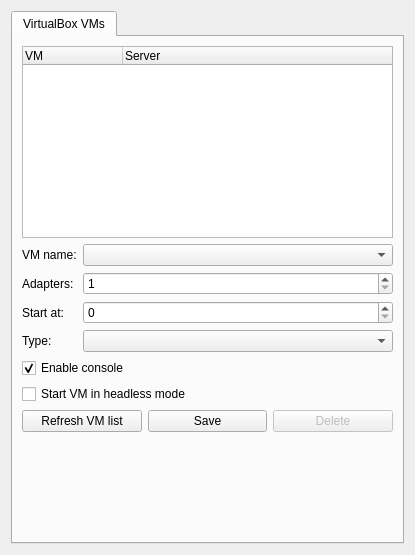
Before: the Qt Designer form gns3/modules/virtualbox/ui/virtualbox_vm_preferences_page.ui in GNS3/gns3-gui, drawn with Qt 5.
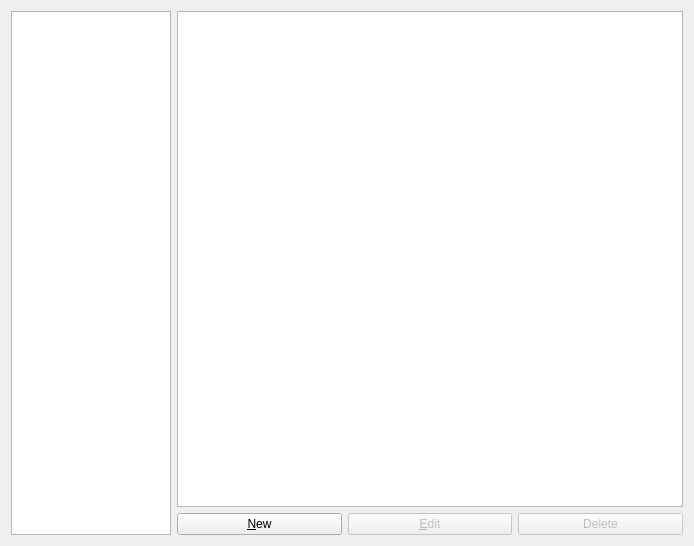
After: the same form once the commit is applied.

Commit message: New look for VirtualBox VMs preferences.

The edit to the form file:
```diff
--- a/gns3/modules/virtualbox/ui/virtualbox_vm_preferences_page.ui
+++ b/gns3/modules/virtualbox/ui/virtualbox_vm_preferences_page.ui
@@ -6,139 +6,30 @@
    <rect>
     <x>0</x>
     <y>0</y>
-    <width>415</width>
-    <height>555</height>
+    <width>694</width>
+    <height>546</height>
    </rect>
   </property>
   <property name="windowTitle">
    <string>VirtualBox VMs</string>
   </property>
-  <layout class="QVBoxLayout">
-   <item>
-    <widget class="QTabWidget" name="uiTabWidget">
-     <property name="enabled">
-      <bool>true</bool>
-     </property>
-     <property name="currentIndex">
-      <number>0</number>
-     </property>
-     <widget class="QWidget" name="uiVirtualBoxVMTabWidget">
-      <attribute name="title">
-       <string>VirtualBox VMs</string>
-      </attribute>
       <layout class="QGridLayout" name="gridLayout">
-       <item row="0" column="0" colspan="2">
-        <widget class="QTreeWidget" name="uiVirtualBoxVMsTreeWidget">
-         <column>
-          <property name="text">
-           <string>VM</string>
-          </property>
-         </column>
-         <column>
-          <property name="text">
-           <string>Server</string>
-          </property>
-         </column>
-        </widget>
-       </item>
-       <item row="1" column="0">
-        <widget class="QLabel" name="uiVMListLabel">
-         <property name="text">
-          <string>VM name:</string>
-         </property>
-        </widget>
-       </item>
        <item row="1" column="1">
-        <widget class="QComboBox" name="uiVMListComboBox">
-         <property name="sizePolicy">
-          <sizepolicy hsizetype="Expanding" vsizetype="Fixed">
-           <horstretch>0</horstretch>
-           <verstretch>0</verstretch>
-          </sizepolicy>
-         </property>
-        </widget>
-       </item>
-       <item row="2" column="0">
-        <widget class="QLabel" name="uiAdaptersLabel">
-         <property name="text">
-          <string>Adapters:</string>
-         </property>
-        </widget>
-       </item>
-       <item row="2" column="1">
-        <widget class="QSpinBox" name="uiAdaptersSpinBox">
-         <property name="minimum">
-          <number>1</number>
-         </property>
-         <property name="maximum">
-          <number>36</number>
-         </property>
-        </widget>
-       </item>
-       <item row="3" column="0">
-        <widget class="QLabel" name="uiAdapterStartIndexLabel">
-         <property name="text">
-          <string>Start at:</string>
-         </property>
-        </widget>
-       </item>
-       <item row="3" column="1">
-        <widget class="QSpinBox" name="uiAdapterStartIndexSpinBox">
-         <property name="minimum">
-          <number>0</number>
-         </property>
-         <property name="maximum">
-          <number>35</number>
-         </property>
-        </widget>
-       </item>
-       <item row="4" column="0">
-        <widget class="QLabel" name="label">
-         <property name="text">
-          <string>Type:</string>
-         </property>
-        </widget>
-       </item>
-       <item row="4" column="1">
-        <widget class="QComboBox" name="uiAdapterTypesComboBox">
-         <property name="sizePolicy">
-          <sizepolicy hsizetype="Expanding" vsizetype="Fixed">
-           <horstretch>0</horstretch>
-           <verstretch>0</verstretch>
-          </sizepolicy>
-         </property>
-        </widget>
-       </item>
-       <item row="5" column="0" colspan="2">
-        <widget class="QCheckBox" name="uiEnableConsoleCheckBox">
-         <property name="text">
-          <string>Enable console</string>
-         </property>
-         <property name="checked">
-          <bool>true</bool>
-         </property>
-        </widget>
-       </item>
-       <item row="6" column="0" colspan="2">
-        <widget class="QCheckBox" name="uiHeadlessModeCheckBox">
-         <property name="text">
-          <string>Start VM in headless mode</string>
-         </property>
-        </widget>
-       </item>
-       <item row="7" column="0" colspan="2">
         <layout class="QHBoxLayout" name="horizontalLayout_5">
          <item>
           <widget class="QPushButton" name="uiRefreshPushButton">
            <property name="text">
-            <string>Refresh VM list</string>
+        <string>&amp;New</string>
            </property>
           </widget>
          </item>
          <item>
-          <widget class="QPushButton" name="uiSaveVirtualBoxVMPushButton">
+      <widget class="QPushButton" name="uiEditVirtualBoxVMPushButton">
+       <property name="enabled">
+        <bool>false</bool>
+       </property>
            <property name="text">
-            <string>Save</string>
+        <string>&amp;Edit</string>
            </property>
           </widget>
          </item>
@@ -154,21 +45,67 @@
          </item>
         </layout>
        </item>
-       <item row="8" column="0">
-        <spacer name="verticalSpacer">
-         <property name="orientation">
-          <enum>Qt::Vertical</enum>
-         </property>
-         <property name="sizeHint" stdset="0">
-          <size>
-           <width>20</width>
-           <height>40</height>
-          </size>
-         </property>
-        </spacer>
-       </item>
-      </layout>
-     </widget>
+   <item row="0" column="1">
+    <widget class="QTreeWidget" name="uiVirtualBoxVMInfoTreeWidget">
+     <property name="indentation">
+      <number>10</number>
+     </property>
+     <property name="allColumnsShowFocus">
+      <bool>true</bool>
+     </property>
+     <attribute name="headerVisible">
+      <bool>false</bool>
+     </attribute>
+     <column>
+      <property name="text">
+       <string>1</string>
+      </property>
+     </column>
+     <column>
+      <property name="text">
+       <string>2</string>
+      </property>
+     </column>
+    </widget>
+   </item>
+   <item row="0" column="0" rowspan="2">
+    <widget class="QTreeWidget" name="uiVirtualBoxVMsTreeWidget">
+     <property name="sizePolicy">
+      <sizepolicy hsizetype="Minimum" vsizetype="Expanding">
+       <horstretch>0</horstretch>
+       <verstretch>0</verstretch>
+      </sizepolicy>
+     </property>
+     <property name="maximumSize">
+      <size>
+       <width>160</width>
+       <height>16777215</height>
+      </size>
+     </property>
+     <property name="font">
+      <font>
+       <pointsize>12</pointsize>
+       <weight>75</weight>
+       <bold>true</bold>
+      </font>
+     </property>
+     <property name="iconSize">
+      <size>
+       <width>32</width>
+       <height>32</height>
+      </size>
+     </property>
+     <property name="rootIsDecorated">
+      <bool>false</bool>
+     </property>
+     <attribute name="headerVisible">
+      <bool>false</bool>
+     </attribute>
+     <column>
+      <property name="text">
+       <string notr="true">1</string>
+      </property>
+     </column>
     </widget>
    </item>
   </layout>
```
Left out of the diff: 2 changed lines with no effect on the pictures. Lines whose indentation alone changed are shown as unchanged. The commit also changes 15 other files.
